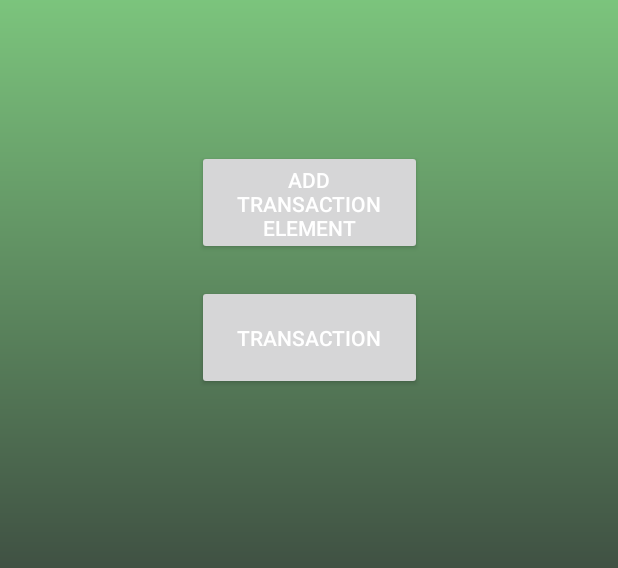
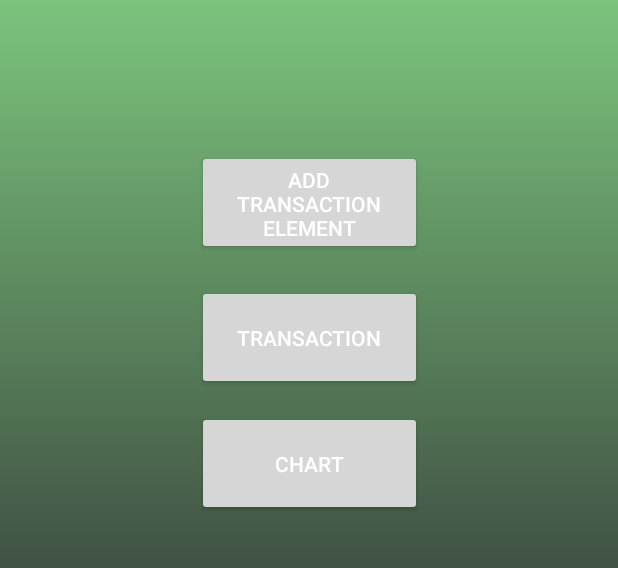
Before and after one commit to Vizirider/Finance, an Android app: the FinanceTransactionActivity screen opened directly, with no data from a screen before it, on a phone screen of 412 x 824 dp, the part 271-839 px from its top. Run offline under Robolectric (Android 15) with nearby library versions, the phone set to English and light mode, and no system bars; libraries missing offline, so code that uses them is left out: com.mikepenz.materialdrawer; network calls fail; 2 statements that could not run were skipped.

Commit message:
chart implement to transaction
chart implement to transaction

```diff
--- a/Android/NodeJS/app/build.gradle
+++ b/Android/NodeJS/app/build.gradle
@@ -9,6 +9,7 @@ android {
         versionCode 1
         versionName "1.0"
         testInstrumentationRunner "androidx.test.runner.AndroidJUnitRunner"
+        multiDexEnabled true
     }
     buildTypes {
         release {
@@ -61,5 +62,6 @@ dependencies {
     //JWT Decode impl.
     implementation 'com.auth0.android:jwtdecode:1.3.0'
     //Android Chart
-    implementation 'com.github.PhilJay:MPAndroidChart:v3.0.0'
-}
+    implementation 'com.github.AnyChart:AnyChart-Android:1.1.2'
+
+    implementation 'com.android.support:multidex:1.0.3'}
--- a/Android/NodeJS/app/src/main/AndroidManifest.xml
+++ b/Android/NodeJS/app/src/main/AndroidManifest.xml
@@ -49,6 +49,7 @@
         </activity>
         <activity android:name=".catalogueActivities.CatalogueActivity" />
         <activity android:name=".catalogueActivities.CatalogueAddActivity" />
+        <activity android:name=".ChartView" />
         <activity android:name=".transactionActivities.TransactionActivity" />
         <activity android:name=".transactionActivities.TransactionAddActivity" />
         <activity android:name=".loanActivities.LoanActivity" />
--- a/Android/NodeJS/app/src/main/java/com/example/nodejs/transactionActivities/FinanceTransactionActivity.java
+++ b/Android/NodeJS/app/src/main/java/com/example/nodejs/transactionActivities/FinanceTransactionActivity.java
@@ -10,12 +10,12 @@ import android.graphics.drawable.Drawable;
 import android.os.Bundle;
 import android.preference.PreferenceManager;
 import android.support.v7.app.AppCompatActivity;
-import android.view.View;
 import android.widget.Button;
 import android.widget.ImageView;
 
 import com.example.nodejs.R;
 import com.example.nodejs.User;
+import com.example.nodejs.ChartView;
 import com.example.nodejs.utils.NavigationDrawer;
 import com.google.gson.Gson;
 import com.google.gson.GsonBuilder;
@@ -41,6 +41,13 @@ public class FinanceTransactionActivity extends AppCompatActivity {
         FinanceTransactionActivity.this.startActivity(myIntent);
         finish();
     }
+
+    private void startChart(){
+        Intent myIntent = new Intent(FinanceTransactionActivity.this, ChartView.class);
+        FinanceTransactionActivity.this.startActivity(myIntent);
+        finish();
+    }
+
     @Override
     protected void onCreate(Bundle savedInstanceState) {
         super.onCreate(savedInstanceState);
@@ -58,6 +65,7 @@ public class FinanceTransactionActivity extends AppCompatActivity {
 
         Button transactionButton = findViewById(R.id.transactionButton);
         Button newTransactionButton = findViewById(R.id.newTransactionButton);
+        Button chartButton = findViewById(R.id.transactionButton2);
         ImageView hamburgerImageView = findViewById(R.id.hamburgerImageView);
 
         hamburgerImageView.setOnClickListener(v -> drawer.openDrawer());
@@ -66,6 +74,8 @@ public class FinanceTransactionActivity extends AppCompatActivity {
 
 
         newTransactionButton.setOnClickListener(v -> startCatalogueAddActivity());
+
+        chartButton.setOnClickListener(v -> startChart());
 
     }
 
--- a/Android/NodeJS/app/src/main/res/layout-w330dp/activity_finance_transaction.xml
+++ b/Android/NodeJS/app/src/main/res/layout-w330dp/activity_finance_transaction.xml
@@ -72,4 +72,18 @@
         app:layout_constraintTop_toBottomOf="@+id/titleTextView"
         tools:text="Add transaction element" />
 
+    <Button
+        android:id="@+id/transactionButton2"
+        style="@style/Widget.AppCompat.Button.Colored"
+        android:layout_width="150dp"
+        android:layout_height="70dp"
+        android:layout_marginStart="8dp"
+        android:layout_marginTop="104dp"
+        android:layout_marginEnd="8dp"
+        android:text="@string/transaction_chart"
+        app:layout_constraintEnd_toEndOf="parent"
+        app:layout_constraintStart_toStartOf="parent"
+        app:layout_constraintTop_toBottomOf="@+id/newTransactionButton"
+        tools:text="transaction" />
+
 </android.support.constraint.ConstraintLayout>
--- a/Android/NodeJS/app/src/main/res/layout-w330dp/activity_transaction.xml
+++ b/Android/NodeJS/app/src/main/res/layout-w330dp/activity_transaction.xml
@@ -13,15 +13,17 @@
         <android.support.v7.widget.RecyclerViewTransaction
             android:id="@+id/recyclerViewTransaction"
             android:layout_width="0dp"
-            android:layout_height="450dp"
+            android:layout_height="350dp"
             android:layout_marginStart="8dp"
             android:layout_marginTop="8dp"
             android:layout_marginEnd="8dp"
             android:layout_marginBottom="8dp"
             app:layout_constraintBottom_toTopOf="@+id/guideline4"
             app:layout_constraintEnd_toEndOf="parent"
+            app:layout_constraintHorizontal_bias="1.0"
             app:layout_constraintStart_toStartOf="parent"
-            app:layout_constraintTop_toTopOf="parent">
+            app:layout_constraintTop_toTopOf="parent"
+            app:layout_constraintVertical_bias="0.041">
 
         </android.support.v7.widget.RecyclerViewTransaction>
 
--- a/Android/NodeJS/app/src/main/res/values/strings.xml
+++ b/Android/NodeJS/app/src/main/res/values/strings.xml
@@ -39,6 +39,7 @@
 
     <string name="catalogue">Catalogue</string>
     <string name="transaction">Transaction</string>
+    <string name="transaction_chart">Chart</string>
 	<string name="loan">Loan</string>
     <string name="add_catalogue_element">Add catalogue element</string>
     <string name="add_transaction_element">Add transaction element</string>
@@ -46,6 +47,7 @@
     <string name="choose_a_site">Choose a site_id</string>
     <string name="category_list">Category list</string>
     <string name="sum_transaction">Sum transaction</string>
+    <string name="chart_transaction">Chart transaction</string>
 	<string name="sum_loan">Sum loan</string>
     <string name="choose_a_category">Choose a category_id</string>
     <string name="create_new_element">Create new element</string>
```
Also changed, not shown: Android/NodeJS/app/src/main/java/com/example/nodejs/ChartView.java (added, +96 -0 lines), Android/NodeJS/app/src/main/res/layout/fragment_chart.xml (added, +37 -0 lines).
